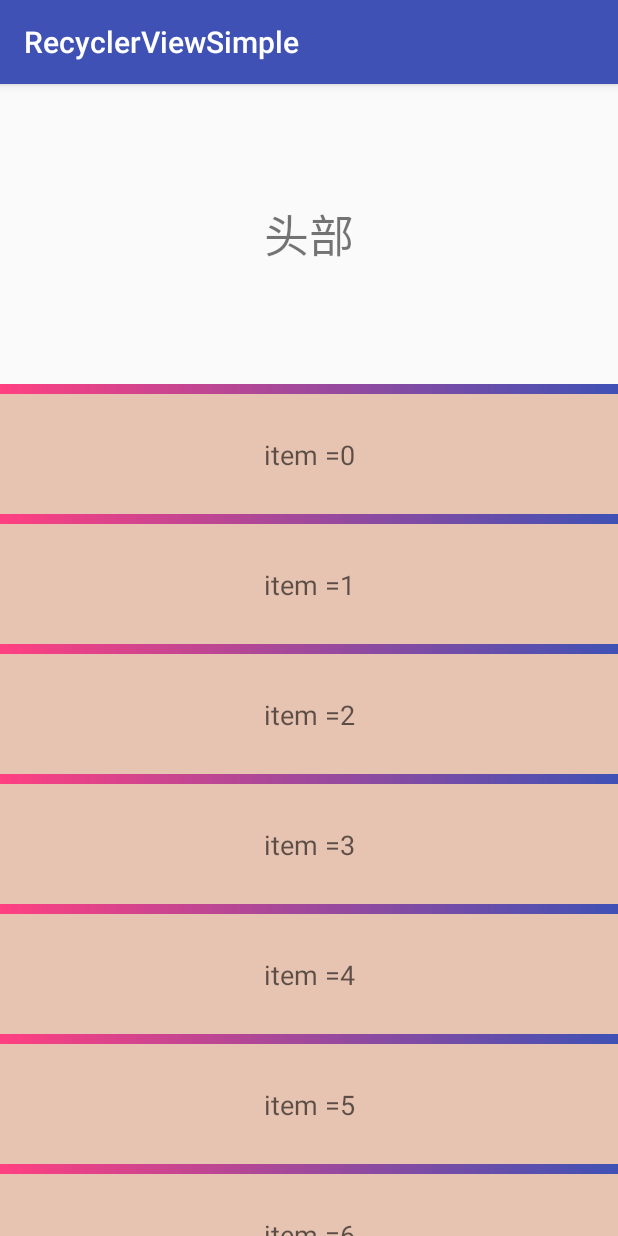
After one commit to hsf0702/BlogCode, an Android app: the HeaderFooterActivity screen opened directly, with no data from a screen before it, on a phone screen of 412 x 824 dp. The commit adds this screen. Run offline under Robolectric (Android 15) with nearby library versions, the phone set to English and light mode, and no system bars.

Commit message:
头部和底部的封装

```diff
--- a/app/src/main/AndroidManifest.xml
+++ b/app/src/main/AndroidManifest.xml
@@ -18,7 +18,8 @@
         </activity>
         <activity android:name=".ListViewLineActivity" />
         <activity android:name=".GridViewLineActivity" />
-        <activity android:name=".MulitTypeActivity"></activity>
+        <activity android:name=".MulitTypeActivity" />
+        <activity android:name=".HeaderFooterActivity"></activity>
     </application>
 
 </manifest>
--- /dev/null
+++ b/app/src/main/java/com/zsj/recyclerviewsimple/HeaderFooterActivity.java
@@ -0,0 +1,79 @@
+package com.zsj.recyclerviewsimple;
+
+import android.os.Bundle;
+import android.support.v7.app.AppCompatActivity;
+import android.support.v7.widget.LinearLayoutManager;
+import android.view.LayoutInflater;
+import android.view.View;
+import android.widget.Toast;
+
+import com.zsj.recyclerviewsimple.comm.OnItemClickListener;
+import com.zsj.recyclerviewsimple.comm.OnItemLongClickListener;
+import com.zsj.recyclerviewsimple.comm.wrap.HeaderViewRecyclerView;
+
+import java.util.ArrayList;
+
+public class HeaderFooterActivity extends AppCompatActivity {
+
+    private HeaderViewRecyclerView mRecyclerView;
+    private ListAdapter mMyAdapter;
+
+    @Override
+    protected void onCreate(Bundle savedInstanceState) {
+        super.onCreate(savedInstanceState);
+        setContentView(R.layout.activity_header_footer);
+
+        initData();
+        initView();
+    }
+
+
+    private void initView() {
+        mRecyclerView = (HeaderViewRecyclerView) findViewById(R.id.recycler_view);
+
+        mRecyclerView.setLayoutManager(new LinearLayoutManager(this));
+        //设置分割线
+//        LinearItemDecoration linearItemDecoration = new LinearItemDecoration();
+        LinearLayoutDecoration linearLayoutDecoration = new LinearLayoutDecoration(this, R.drawable.dividline_shape);
+        mRecyclerView.addItemDecoration(linearLayoutDecoration);
+
+
+        mMyAdapter = new ListAdapter(this, mList, R.layout.item_layout);
+        mMyAdapter.setOnItemClickListener(new OnItemClickListener() {
+            @Override
+            public void onItemClick(int position) {
+                Toast.makeText(getApplicationContext(), "删除" + mList.get(position), Toast.LENGTH_SHORT).show();
+                mList.remove(position);
+                mMyAdapter.notifyDataSetChanged();
+            }
+        });
+
+        mMyAdapter.setOnItemLongClickListener(new OnItemLongClickListener() {
+            @Override
+            public boolean onItemLongClick(int position) {
+                Toast.makeText(getApplicationContext(), "长按==" + mList.get(position), Toast.LENGTH_SHORT).show();
+                return true;
+            }
+        });
+        mRecyclerView.setAdapter(mMyAdapter);
+        final View headerView = LayoutInflater.from(this).inflate(R.layout.layout_header, mRecyclerView, false);
+        mRecyclerView.addHeaderView(headerView);
+
+        headerView.setOnClickListener(new View.OnClickListener() {
+            @Override
+            public void onClick(View v) {
+                mRecyclerView.removeHeaderView(headerView);
+            }
+        });
+
+    }
+
+
+    private ArrayList<String> mList = new ArrayList<>();
+
+    private void initData() {
+        for (int i = 0; i < 100; i++) {
+            mList.add("item =" + i);
+        }
+    }
+}
--- a/app/src/main/java/com/zsj/recyclerviewsimple/MulitTypeActivity.java
+++ b/app/src/main/java/com/zsj/recyclerviewsimple/MulitTypeActivity.java
@@ -1,8 +1,8 @@
 package com.zsj.recyclerviewsimple;
 
 import android.content.Context;
+import android.os.Bundle;
 import android.support.v7.app.AppCompatActivity;
-import android.os.Bundle;
 import android.support.v7.widget.LinearLayoutManager;
 import android.support.v7.widget.RecyclerView;
 
@@ -26,6 +26,7 @@ public class MulitTypeActivity extends AppCompatActivity {
     }
 
     private void initData() {
+
         for (int i = 0; i < 100; i++) {
             if (i % 2 == 0) {
                 mChatMsgs.add(new ChatMsg("朋友的内容 " + i, false));
--- /dev/null
+++ b/app/src/main/java/com/zsj/recyclerviewsimple/comm/wrap/HeaderViewRecyclerView.java
@@ -0,0 +1,121 @@
+package com.zsj.recyclerviewsimple.comm.wrap;
+
+import android.content.Context;
+import android.support.annotation.Nullable;
+import android.support.v7.widget.RecyclerView;
+import android.util.AttributeSet;
+import android.view.View;
+
+/**
+ * @author 朱胜军
+ * @date 2018/5/27
+ * 描述	      TODO
+ * <p>
+ * 更新者     $Author$
+ * 更新时间   $Date$
+ * 更新描述   TODO
+ */
+public class HeaderViewRecyclerView extends RecyclerView {
+    private HeaderViewRecyclerViewAdapter mAdapter;
+    private AdapterDataObserver mAdapterDataObserver = new AdapterDataObserver() {
+        @Override
+        public void onChanged() {
+            mAdapter.notifyDataSetChanged();
+        }
+
+        @Override
+        public void onItemRangeChanged(int positionStart, int itemCount) {
+            mAdapter.notifyItemRangeChanged(positionStart, itemCount);
+        }
+
+        @Override
+        public void onItemRangeChanged(int positionStart, int itemCount, @Nullable Object payload) {
+            mAdapter.notifyItemRangeChanged(positionStart,itemCount,payload);
+        }
+
+        @Override
+        public void onItemRangeInserted(int positionStart, int itemCount) {
+            mAdapter.notifyItemRangeInserted(positionStart,itemCount);
+        }
+
+        @Override
+        public void onItemRangeRemoved(int positionStart, int itemCount) {
+            mAdapter.notifyItemRangeRemoved(positionStart,itemCount);
+        }
+
+        @Override
+        public void onItemRangeMoved(int fromPosition, int toPosition, int itemCount) {
+            mAdapter.notifyItemRangeRemoved(fromPosition,itemCount);
+        }
+    };
+
+    public HeaderViewRecyclerView(Context context) {
+        this(context, null);
+    }
+
+    public HeaderViewRecyclerView(Context context, @Nullable AttributeSet attrs) {
+        this(context, attrs, 0);
+    }
+
+    public HeaderViewRecyclerView(Context context, @Nullable AttributeSet attrs, int defStyle) {
+        super(context, attrs, defStyle);
+    }
+
+
+    @Override
+    public void setAdapter(Adapter adapter) {
+        if (adapter instanceof HeaderViewRecyclerViewAdapter) {
+            mAdapter = (HeaderViewRecyclerViewAdapter) adapter;
+        } else {
+            mAdapter = new HeaderViewRecyclerViewAdapter(adapter);
+            //删除的bug是因为列表的Adapter改变,但是HeadViewRecyclerViewAdapter没有改变.需要关联,观察者模式
+            adapter.registerAdapterDataObserver(mAdapterDataObserver);
+        }
+        super.setAdapter(mAdapter);
+    }
+
+
+    /**
+     * 添加头部
+     *
+     * @param view
+     */
+    public void addHeaderView(View view) {
+        if (mAdapter != null) {
+            mAdapter.addHeaderView(view);
+        }
+    }
+
+    /**
+     * 添加底部
+     *
+     * @param view
+     */
+    public void addFooterView(View view) {
+        if (mAdapter != null) {
+            mAdapter.addFooterView(view);
+        }
+    }
+
+    /**
+     * 移除头部
+     *
+     * @param view
+     */
+    public void removeHeaderView(View view) {
+        if (mAdapter != null) {
+            mAdapter.removeHeaderView(view);
+        }
+    }
+
+    /**
+     * 移除底部
+     *
+     * @param view
+     */
+    public void removeFooterView(View view) {
+        if (mAdapter != null) {
+            mAdapter.removeFooterView(view);
+        }
+    }
+}
--- /dev/null
+++ b/app/src/main/java/com/zsj/recyclerviewsimple/comm/wrap/HeaderViewRecyclerViewAdapter.java
@@ -0,0 +1,185 @@
+package com.zsj.recyclerviewsimple.comm.wrap;
+
+import android.support.annotation.NonNull;
+import android.support.v7.widget.RecyclerView;
+import android.util.SparseArray;
+import android.view.View;
+import android.view.ViewGroup;
+
+/**
+ * @author 朱胜军
+ * @date 2018/5/27
+ * 描述	      可以添加头布局的底布局的Adapter
+ * <p>
+ * 更新者     $Author$
+ * 更新时间   $Date$
+ * 更新描述   TODO
+ */
+public class HeaderViewRecyclerViewAdapter extends RecyclerView.Adapter<RecyclerView.ViewHolder> {
+    /**
+     * 为了能区分头部,底部和数据列表的Adapter.用Map,当key可以为int,value 为 object 可以用SparseArray 更省内存
+     */
+    private SparseArray<View> mHeaderViews, mFooterViews;
+
+    /**
+     * 数据类别的Adapter,不包含头部底部的
+     */
+    private RecyclerView.Adapter mAdapter;
+
+
+    /**
+     * 头部开始的key
+     */
+    private static int BASE_HEADER_KEY = 100000;
+    /**
+     * 底部开始的key
+     */
+    private static int BASE_FOOTER_KEY = 200000;
+
+    public HeaderViewRecyclerViewAdapter(RecyclerView.Adapter adapter) {
+        mAdapter = adapter;
+        mHeaderViews = new SparseArray<>();
+        mFooterViews = new SparseArray<>();
+    }
+
+    @NonNull
+    @Override
+    public RecyclerView.ViewHolder onCreateViewHolder(@NonNull ViewGroup parent, int viewType) {
+        //是头部
+        if (mHeaderViews.indexOfKey(viewType) >= 0) {
+            return createHeaderFooterViewHolder(mHeaderViews.get(viewType));
+        }
+        //是底布局
+        if (mFooterViews.indexOfKey(viewType) >= 0) {
+            return createHeaderFooterViewHolder(mFooterViews.get(viewType));
+        }
+
+        //数据列表的Adapter
+        return mAdapter.onCreateViewHolder(parent, viewType);
+    }
+
+    /**
+     * 创建头布局和底部的ViewHolder
+     *
+     * @param view
+     * @return
+     */
+    private RecyclerView.ViewHolder createHeaderFooterViewHolder(View view) {
+        return new RecyclerView.ViewHolder(view) {
+        };
+    }
+
+
+    @Override
+    public int getItemViewType(int position) {
+        //头部
+        int numHeaders = getHeadersCount();
+        if (position < numHeaders) {
+            //返回头部的Key
+            return mHeaderViews.keyAt(position);
+        }
+        //数据列表Adapter
+        final int adjPosition = position - numHeaders;
+        int adapterCount = 0;
+        if (mAdapter != null) {
+            adapterCount = mAdapter.getItemCount();
+            if (adjPosition < adapterCount) {
+                return mAdapter.getItemViewType(adjPosition);
+            }
+        }
+        //底部
+        return mFooterViews.keyAt(adjPosition - adapterCount);
+    }
+
+    /**
+     * 头部的数量
+     *
+     * @return
+     */
+    public int getHeadersCount() {
+        return mHeaderViews.size();
+    }
+
+
+    @Override
+    public void onBindViewHolder(@NonNull RecyclerView.ViewHolder holder, int position) {
+        //头部
+        int numHeaders = getHeadersCount();
+        if (position < numHeaders) {
+            //头布局,不做任何处理.也绑定数据
+            return;
+        }
+        //数据列表Adapter
+        final int adjPosition = position - numHeaders;
+        int adapterCount = 0;
+        if (mAdapter != null) {
+            adapterCount = mAdapter.getItemCount();
+            if (adjPosition < adapterCount) {
+                mAdapter.onBindViewHolder(holder, adjPosition);
+            }
+        }
+    }
+
+    @Override
+    public int getItemCount() {
+        return mAdapter.getItemCount() + mHeaderViews.size() + mFooterViews.size();
+    }
+
+//    添加或者移除头部底部的方法,
+
+    /**
+     * 添加头部
+     *
+     * @param view
+     */
+    public void addHeaderView(View view) {
+        //如果不包含
+        if (mHeaderViews.indexOfValue(view) == -1) {
+            mHeaderViews.put(BASE_HEADER_KEY++, view);
+            //刷新列表
+            notifyDataSetChanged();
+        }
+    }
+
+    /**
+     * 添加底部
+     *
+     * @param view
+     */
+    public void addFooterView(View view) {
+        //如果不包含
+        if (mFooterViews.indexOfValue(view) == -1) {
+            mHeaderViews.put(BASE_FOOTER_KEY++, view);
+            //刷新列表
+            notifyDataSetChanged();
+        }
+    }
+
+    /**
+     * 移除头部
+     *
+     * @param view
+     */
+    public void removeHeaderView(View view) {
+        //如果包含
+        if (mHeaderViews.indexOfValue(view) >= 0) {
+            mHeaderViews.removeAt(mHeaderViews.indexOfValue(view));
+            //刷新列表
+            notifyDataSetChanged();
+        }
+    }
+
+    /**
+     * 移除底部
+     *
+     * @param view
+     */
+    public void removeFooterView(View view) {
+        //如果包含
+        if (mFooterViews.indexOfValue(view) >= 0) {
+            mFooterViews.removeAt(mFooterViews.indexOfValue(view));
+            //刷新列表
+            notifyDataSetChanged();
+        }
+    }
+}
--- /dev/null
+++ b/app/src/main/res/layout/activity_header_footer.xml
@@ -0,0 +1,15 @@
+<?xml version="1.0" encoding="utf-8"?>
+<android.support.constraint.ConstraintLayout xmlns:android="http://schemas.android.com/apk/res/android"
+    xmlns:app="http://schemas.android.com/apk/res-auto"
+    xmlns:tools="http://schemas.android.com/tools"
+    android:layout_width="match_parent"
+    android:layout_height="match_parent"
+    tools:context=".HeaderFooterActivity">
+
+    <com.zsj.recyclerviewsimple.comm.wrap.HeaderViewRecyclerView
+        android:id="@+id/recycler_view"
+        android:layout_width="match_parent"
+        android:layout_height="match_parent" />
+
+
+</android.support.constraint.ConstraintLayout>
--- /dev/null
+++ b/app/src/main/res/layout/layout_header.xml
@@ -0,0 +1,23 @@
+<?xml version="1.0" encoding="utf-8"?>
+<android.support.constraint.ConstraintLayout xmlns:android="http://schemas.android.com/apk/res/android"
+    xmlns:app="http://schemas.android.com/apk/res-auto"
+    android:layout_width="match_parent"
+    android:layout_height="200dp">
+
+    <TextView
+        android:layout_width="wrap_content"
+        android:layout_height="wrap_content"
+        android:text="头部"
+        android:textSize="30sp"
+        app:layout_constraintBottom_toBottomOf="parent"
+        app:layout_constraintEnd_toEndOf="parent"
+        app:layout_constraintStart_toStartOf="parent"
+        app:layout_constraintTop_toTopOf="parent" />
+
+
+    <View
+        android:layout_width="match_parent"
+        android:layout_height="0.5dp"
+        app:layout_constraintBottom_toBottomOf="parent" />
+
+</android.support.constraint.ConstraintLayout>
```
Also changed, not shown: app/src/main/java/com/zsj/recyclerviewsimple/MainActivity.java (+9 -0 lines), app/src/main/res/layout/activity_main.xml (+10 -0 lines).
